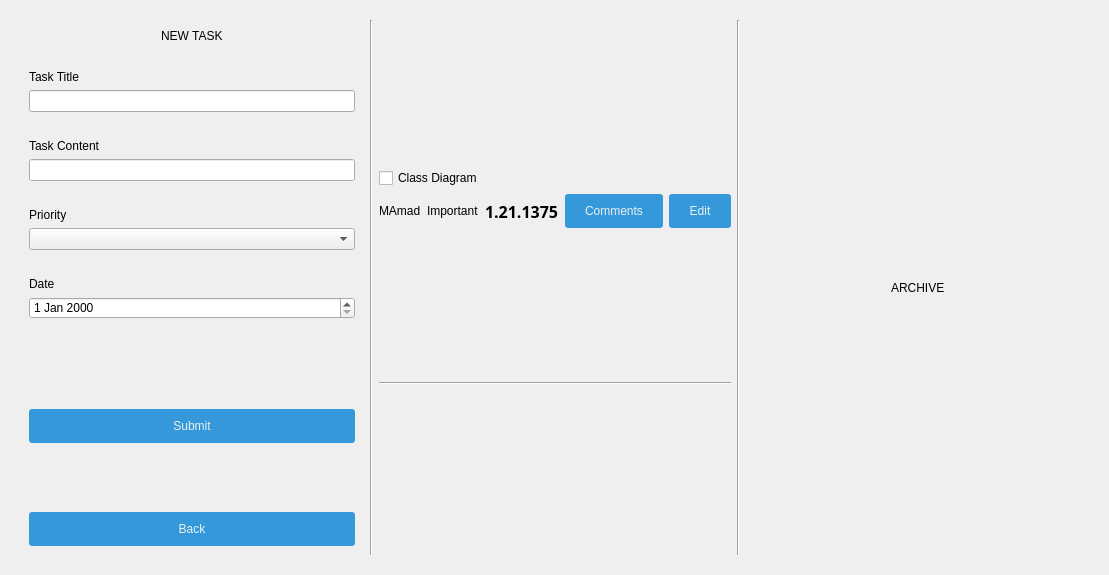
This is Client/dashboard.ui in amirsoleimani7/AP_Project as Qt 5 draws it before an edit. The edited form follows.
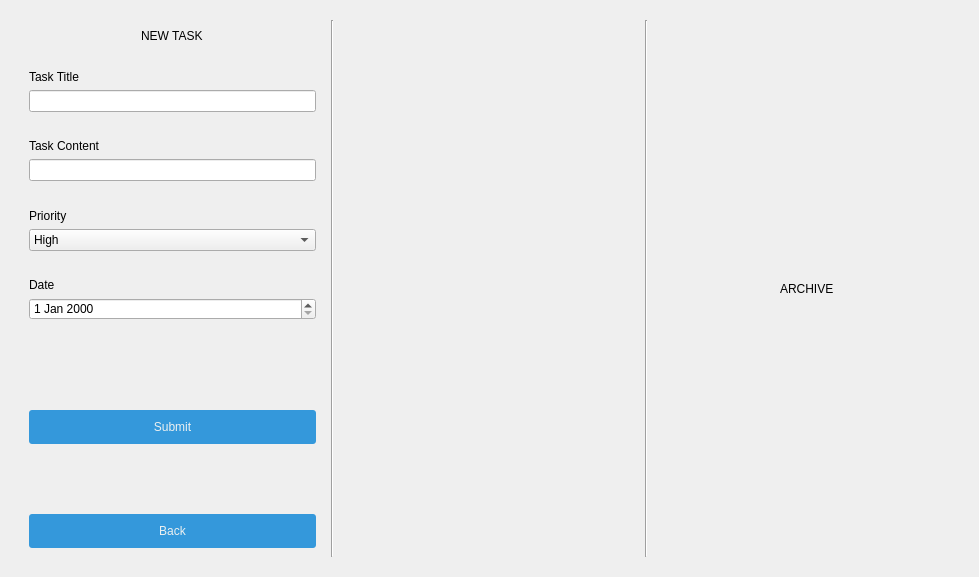
This is the edited form. The open tabs and pages were chosen to show the change.

Patch:
```diff
--- a/Client/dashboard.ui
+++ b/Client/dashboard.ui
@@ -6,8 +6,8 @@
    <rect>
     <x>0</x>
     <y>0</y>
-    <width>1109</width>
-    <height>575</height>
+    <width>979</width>
+    <height>577</height>
    </rect>
   </property>
   <property name="windowTitle">
@@ -183,7 +183,23 @@
             </widget>
            </item>
            <item>
-            <widget class="QComboBox" name="ProjectNewTaskPriorityComboBox"/>
+            <widget class="QComboBox" name="ProjectNewTaskPriorityComboBox">
+             <item>
+              <property name="text">
+               <string>High</string>
+              </property>
+             </item>
+             <item>
+              <property name="text">
+               <string>Medium</string>
+              </property>
+             </item>
+             <item>
+              <property name="text">
+               <string>Low</string>
+              </property>
+             </item>
+            </widget>
            </item>
            <item>
             <spacer name="verticalSpacer_3">
@@ -597,74 +613,6 @@
        </item>
        <item>
         <layout class="QVBoxLayout" name="TasksList">
-         <item>
-          <layout class="QVBoxLayout" name="verticalLayout_3">
-           <item>
-            <layout class="QHBoxLayout" name="horizontalLayout_17">
-             <item>
-              <widget class="QCheckBox" name="checkBox">
-               <property name="text">
-                <string>Class Diagram</string>
-               </property>
-              </widget>
-             </item>
-            </layout>
-           </item>
-           <item>
-            <layout class="QHBoxLayout" name="horizontalLayout_5">
-             <item>
-              <widget class="QLabel" name="label_11">
-               <property name="text">
-                <string>MAmad</string>
-               </property>
-              </widget>
-             </item>
-             <item>
-              <widget class="QLabel" name="label_2">
-               <property name="text">
-                <string>Important</string>
-               </property>
-              </widget>
-             </item>
-             <item>
-              <widget class="QLabel" name="label_3">
-               <property name="font">
-                <font>
-                 <family>Dubai</family>
-                 <pointsize>12</pointsize>
-                 <bold>true</bold>
-                </font>
-               </property>
-               <property name="text">
-                <string>1.21.1375</string>
-               </property>
-              </widget>
-             </item>
-             <item>
-              <widget class="QPushButton" name="pushButton_3">
-               <property name="text">
-                <string>Comments</string>
-               </property>
-              </widget>
-             </item>
-             <item>
-              <widget class="QPushButton" name="pushButton_2">
-               <property name="text">
-                <string>Edit</string>
-               </property>
-              </widget>
-             </item>
-            </layout>
-           </item>
-          </layout>
-         </item>
-         <item>
-          <widget class="Line" name="line_16">
-           <property name="orientation">
-            <enum>Qt::Horizontal</enum>
-           </property>
-          </widget>
-         </item>
          <item>
           <spacer name="horizontalSpacer_7">
            <property name="orientation">
```
Left out of the diff: 13 changed lines with no effect on the pictures.
